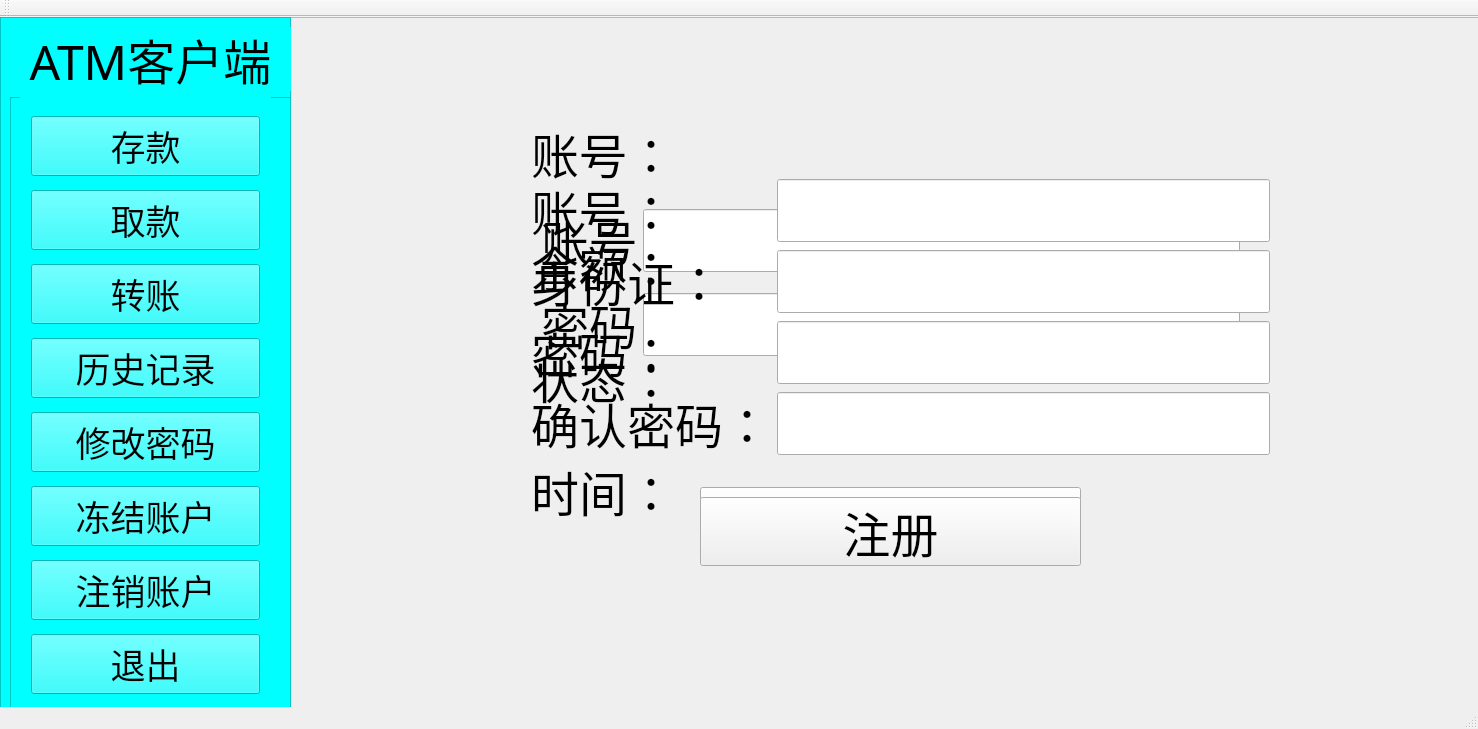
Qt form Client.ui (jiyilin/AutomaticTellerMachine) before a commit.
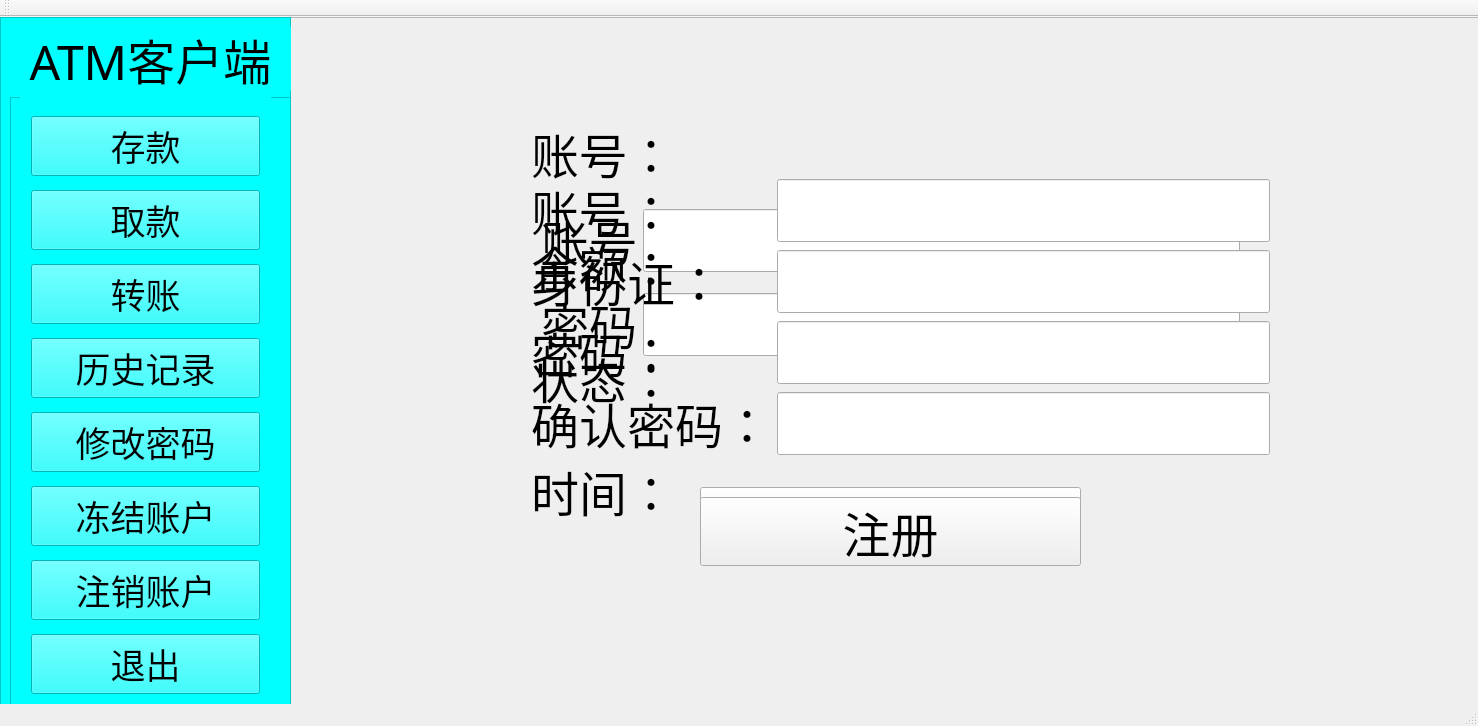
The same form after that commit. Icons and pictures are not drawn.

Commit message: finsh Users Registered

Diff of the .ui file:
```diff
--- a/Client.ui
+++ b/Client.ui
@@ -7,7 +7,7 @@
     <x>0</x>
     <y>0</y>
     <width>1478</width>
-    <height>729</height>
+    <height>726</height>
    </rect>
   </property>
   <property name="windowTitle">
```
Left out of the diff: 181 changed lines with no effect on the pictures. The commit also changes 2 other files.
